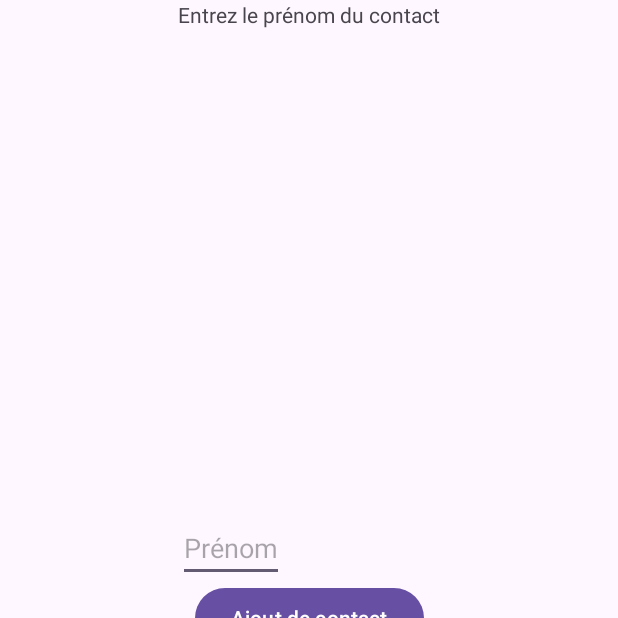
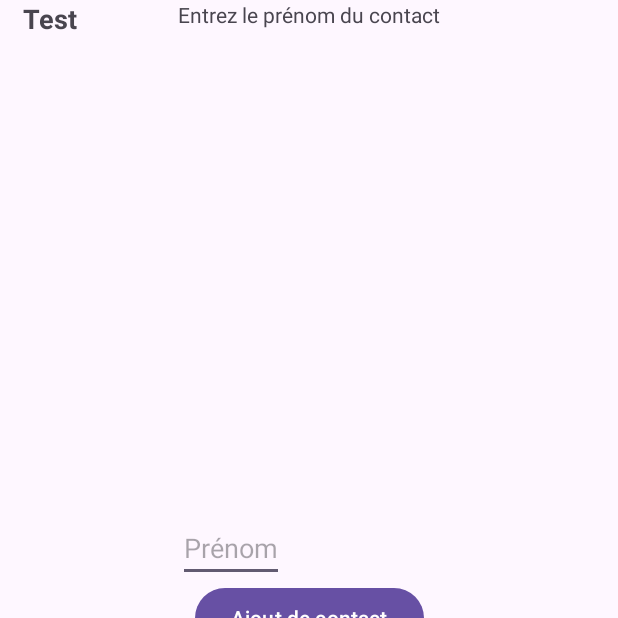
Before and after one commit to fasquelt/Kotlin_TP1, an Android app: the screen it shows after launch (MainActivity), on a phone screen of 412 x 824 dp, the top half of it. Run offline under Robolectric (Android 15) with nearby library versions, the phone set to English and light mode, and no system bars; 2 statements that could not run were skipped.

Commit message:
Ajout de la recycler mais ça marche toujours pas

```diff
--- /dev/null
+++ b/app/src/main/java/com/example/tp1/Contact.kt
@@ -0,0 +1,19 @@
+package com.example.tp1
+
+import android.view.View
+import android.widget.TextView
+import androidx.recyclerview.widget.RecyclerView.ViewHolder
+import com.example.tp1.databinding.ListeContactBinding
+import java.io.Serializable
+
+data class Contact
+    (val name : String, val firstname : String, val tel : String)
+    : Serializable
+
+class ContactViewHolder(view: View) : ViewHolder(view) {
+    val nomTextView: TextView = view.findViewById(R.id.nom)
+    val prenomTextView: TextView = view.findViewById(R.id.pre)
+    val telTextView: TextView = view.findViewById(R.id.tel)
+    private lateinit var binding: ListeContactBinding
+
+}
--- /dev/null
+++ b/app/src/main/java/com/example/tp1/ContactAdapter.kt
@@ -0,0 +1,41 @@
+import android.view.LayoutInflater
+import android.view.View
+import android.view.ViewGroup
+import androidx.recyclerview.widget.ListAdapter
+import androidx.recyclerview.widget.RecyclerView
+import com.example.tp1.Contact
+import com.example.tp1.ContactViewHolder
+import com.example.tp1.DiffCallback
+import com.example.tp1.R
+import com.example.tp1.databinding.ListeContactBinding
+
+class ContactAdapter : ListAdapter<Contact, ContactViewHolder>(DiffCallback()) {
+
+    class UserViewHolder(itemView: View) :
+        RecyclerView.ViewHolder(itemView){
+        private lateinit var binding: ListeContactBinding
+
+        fun bind(c: Contact){
+            binding.prenom.setText(c.firstname)
+            binding.nom.setText(c.name)
+            binding.tel.setText(c.tel)
+        }
+        }
+
+
+
+    override fun onCreateViewHolder(parent: ViewGroup, viewType: Int): ContactViewHolder {
+        val view = LayoutInflater.from(parent.context).inflate(R.layout.liste_contact, parent, false)
+        return ContactViewHolder(view)
+    }
+
+    override fun onBindViewHolder(holder: ContactViewHolder, position: Int) {
+        val contact = getItem(position)
+        holder.nomTextView.text = contact.name
+        holder.prenomTextView.text = contact.firstname
+        holder.telTextView.text = contact.tel
+    }
+
+
+
+}
--- a/app/src/main/java/com/example/tp1/MainActivity.kt
+++ b/app/src/main/java/com/example/tp1/MainActivity.kt
@@ -1,58 +1,40 @@
 package com.example.tp1
 
-import android.app.Activity
+import ContactAdapter
 import android.content.Intent
-import android.content.pm.PackageManager
 import android.os.Bundle
-import androidx.activity.result.contract.ActivityResultContracts
 import androidx.appcompat.app.AppCompatActivity
+import androidx.recyclerview.widget.LinearLayoutManager
 import com.example.tp1.databinding.ActivityMainBinding
 
 class MainActivity : AppCompatActivity() {
 
     private lateinit var binding: ActivityMainBinding
-    val intentCode = "contact"
-    private val recuperationLauncher =
-        registerForActivityResult(ActivityResultContracts.StartActivityForResult()){
-                result -> if (result.resultCode == Activity.RESULT_OK){
-                    result.data?.also {
-                            data -> val aff = data.getStringExtra(intentCode)
-                    }
-            }
-        }
+    var contacts : MutableList<Contact> = mutableListOf(
+        Contact("Test","Voila","02"),
+        Contact("Ici", "Voila", "03")
+    )
 
+
+    private val intent = Intent(this, AjoutContact::class.java)
     override fun onCreate(savedInstanceState: Bundle?) {
         super.onCreate(savedInstanceState)
         binding = ActivityMainBinding.inflate(layoutInflater)
         setContentView(binding.root)
+        val myAdapter = ContactAdapter()
+        binding.recyclerView.adapter = myAdapter
+        binding.recyclerView.layoutManager = LinearLayoutManager(this)
+        myAdapter.submitList(contacts)
         binding.boutonAcces.setOnClickListener {
             sendValue()
         }
-
-        if (checkSelfPermission(android.Manifest.permission.CAMERA) ==
-            PackageManager.PERMISSION_DENIED ||
-            checkSelfPermission(android.Manifest.permission.WRITE_EXTERNAL_STORAGE)
-            == PackageManager.PERMISSION_DENIED) {
-            val permission = arrayOf<String>(
-                android.Manifest.permission.CAMERA,
-                android.Manifest.permission.WRITE_EXTERNAL_STORAGE
-            )
-            requestPermissions(permission, 112)
-        }
-
-    }
-
-    private fun getValue(){
-        val intentRecupContact = Intent(this, AjoutContact::class.java)
-        recuperationLauncher.launch(intentRecupContact)
-        val fullName = intentRecupContact.getStringExtra("contact")
     }
 
     private fun sendValue(){
         val text = binding.input.text.toString()
-        val intentEnvoiNom = Intent(this, AjoutContact::class.java).apply {
+        val intent = Intent(this, AjoutContact::class.java).apply {
             putExtra("prenom", text)
         }
-        startActivity(intentEnvoiNom)
+        startActivity(intent)
     }
 }
--- /dev/null
+++ b/app/src/main/java/com/example/tp1/UserDiffCallback.kt
@@ -0,0 +1,13 @@
+package com.example.tp1
+
+import androidx.recyclerview.widget.DiffUtil
+
+class DiffCallback : DiffUtil.ItemCallback<Contact>() {
+    override fun areItemsTheSame(oldItem: Contact, newItem: Contact): Boolean {
+        return oldItem === newItem
+    }
+
+    override fun areContentsTheSame(oldItem: Contact, newItem: Contact): Boolean {
+        return oldItem.tel == newItem.tel
+    }
+}
--- a/app/src/main/res/layout/activity_main.xml
+++ b/app/src/main/res/layout/activity_main.xml
@@ -40,4 +40,10 @@
         app:layout_constraintEnd_toEndOf="@+id/message"
         />
 
+    <androidx.recyclerview.widget.RecyclerView
+        android:id="@+id/recyclerView"
+        android:layout_width="match_parent"
+        android:layout_height="match_parent"
+        android:scrollbars="vertical"/>
+
 </androidx.constraintlayout.widget.ConstraintLayout>
--- /dev/null
+++ b/app/src/main/res/layout/liste_contact.xml
@@ -0,0 +1,37 @@
+<?xml version="1.0" encoding="utf-8"?>
+
+<LinearLayout xmlns:android="http://schemas.android.com/apk/res/android"
+    android:layout_width="match_parent"
+    android:layout_height="match_parent"
+    android:orientation="horizontal">
+
+
+    <TextView
+        android:id="@+id/nom"
+        android:layout_width="match_parent"
+        android:layout_height="wrap_content"
+        android:text="@string/nom"
+        android:textStyle="bold"
+        android:layout_marginStart="15dp"
+        android:textAppearance="@style/Base.TextAppearance.AppCompat.Medium" />
+
+    <TextView
+        android:id="@+id/prenom"
+        android:layout_width="match_parent"
+        android:layout_height="wrap_content"
+        android:text="@string/pre"
+        android:layout_marginStart="15dp"
+        android:layout_marginTop="5dp"
+        android:textSize="16sp"/>
+
+    <TextView
+        android:id="@+id/tel"
+        android:layout_width="match_parent"
+        android:layout_height="wrap_content"
+        android:text="@string/tel"
+        android:layout_marginStart="15dp"
+        android:layout_marginTop="5dp"
+        android:textSize="16sp"/>
+
+
+</LinearLayout>
```
